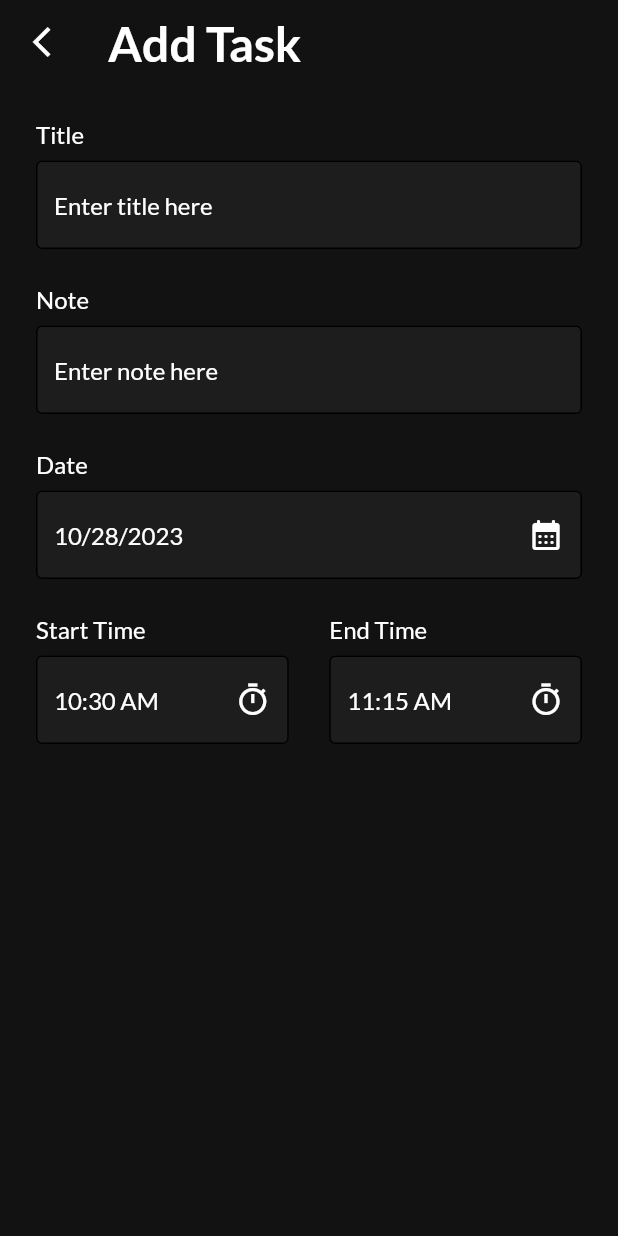
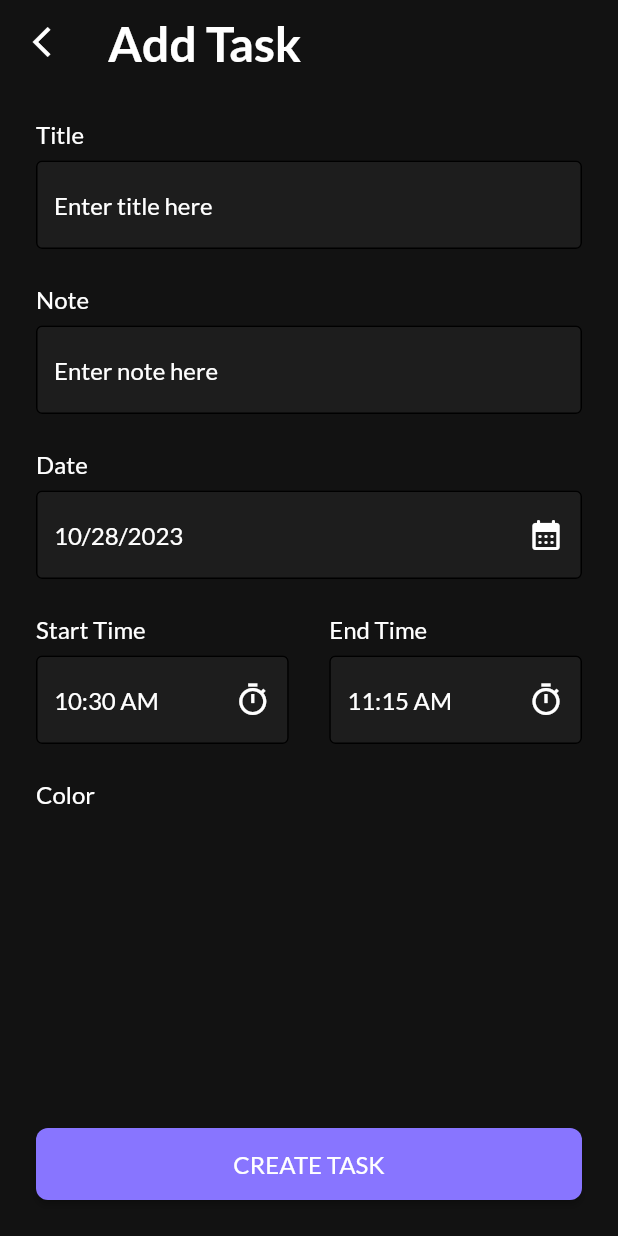
Before and after one commit to MohamedEssam-900009/to_do_app, a Flutter app: the AddTaskScreen screen opened directly, on a phone screen of 412 x 824 dp. Run offline on Flutter 3.47's test engine with Material 2 defaults, Android fonts, the phone set to English and light mode, and no system bars; our stand-ins replace date_picker_timeline, get_it, google_fonts, shared_preferences, smooth_page_indicator; accounts and stored records are empty.

Commit message:
Add Task Screen [Create Task Button]

```diff
--- a/lib/core/utils/app_strings.dart
+++ b/lib/core/utils/app_strings.dart
@@ -24,7 +24,8 @@ class AppStrings {
   static const String date = 'Date';
   static const String startTime = 'Start Time';
   static const String endTime = 'End Time';
-  static const String createTask = 'Create task';
+  static const String color = 'Color';
+  static const String createTask = 'CREATE TASK';
   static const String toDo = 'TODO';
   static const String completed = 'COMPLETED';
   static const String taskCompleted = 'TASK COMPLETED';
--- a/lib/features/task/presentation/screens/add_task_screen/add_task_screen.dart
+++ b/lib/features/task/presentation/screens/add_task_screen/add_task_screen.dart
@@ -2,6 +2,7 @@ import 'package:flutter/material.dart';
 import 'package:intl/intl.dart';
 import 'package:to_do_app/core/utils/app_colors.dart';
 import 'package:to_do_app/core/utils/app_strings.dart';
+import 'package:to_do_app/core/widgets/custom_button.dart';
 import 'package:to_do_app/features/task/components/add_task_component.dart';
 
 // ignore: must_be_immutable
@@ -144,13 +145,27 @@ class _AddTaskScreenState extends State<AddTaskScreen> {
                       ),
                     ),
                   ),
-                  // Expanded(
-                  //   child: AddTaskComponent(
-                  //     title: AppStrings.startTime,
-                  //     hintText: AppStrings.startTime,
-                  //   ),
-                  // ),
                 ],
+              ),
+              //! Color
+              const SizedBox(height: 24.0),
+              Column(
+                children: [
+                  Text(
+                    AppStrings.color,
+                    style: Theme.of(context).textTheme.displayMedium,
+                  ),
+                ],
+              ),
+              //! Add Task Button
+              const Spacer(),
+              SizedBox(
+                height: 48.0,
+                width: double.infinity,
+                child: CustomButton(
+                  text: AppStrings.createTask,
+                  onPressed: () {},
+                ),
               ),
             ],
           ),
```
